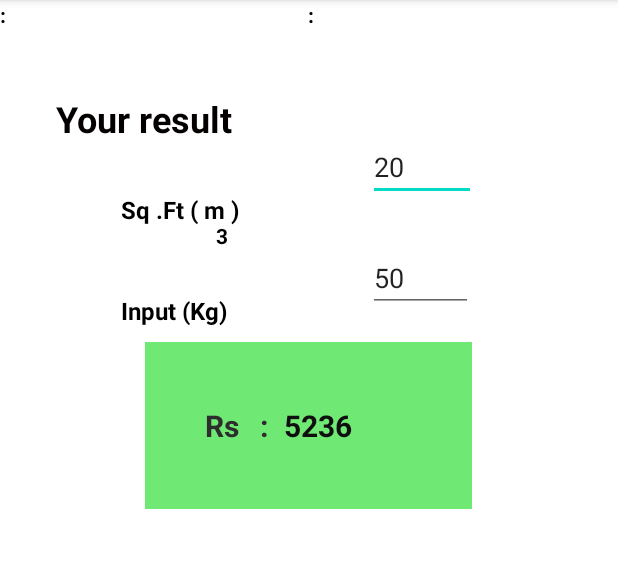
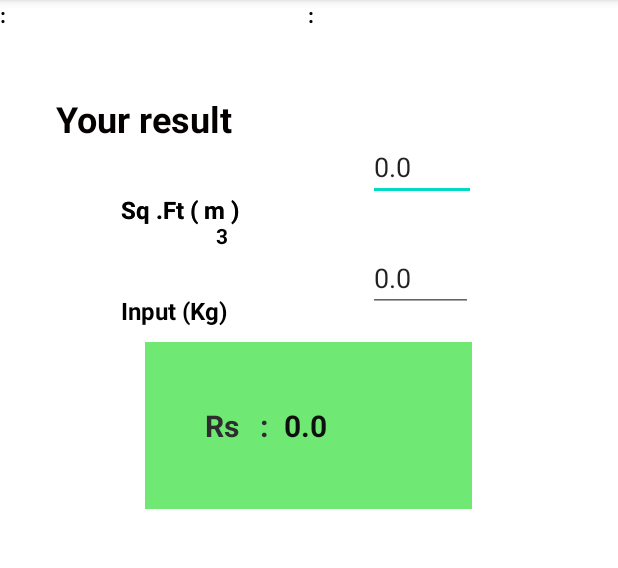
Before and after one commit to arus18/uee, an Android app: the AddCostCalculation screen opened directly, with no data from a screen before it, after a tap on "CALCULATE", on a phone screen of 412 x 824 dp, the part 84-652 px from its top. Run offline under Robolectric (Android 15) with nearby library versions, the phone set to English and light mode, and no system bars; 2 statements that could not run were skipped.

Commit message:
Cost Calculation Updated

```diff
--- a/app/src/main/java/com/example/myapplication/activities/AddCostCalculation.java
+++ b/app/src/main/java/com/example/myapplication/activities/AddCostCalculation.java
@@ -8,6 +8,7 @@ import android.view.View;
 import android.widget.Button;
 import android.widget.EditText;
 import android.widget.TextView;
+import android.widget.Toast;
 
 import com.example.myapplication.R;
 
@@ -29,6 +30,8 @@ public class AddCostCalculation extends AppCompatActivity {
         editText3=findViewById ( R.id.editTextNumber3 );
 
 
+
+
         conTxt.setOnClickListener(new View.OnClickListener() {
             @Override
             public void onClick(View view) {
@@ -40,8 +43,24 @@ public class AddCostCalculation extends AppCompatActivity {
         button.setOnClickListener(new View.OnClickListener() {
             @Override
         public void onClick(View view) {
-            Intent intent = new Intent( AddCostCalculation.this, CostResult.class);
-            startActivity(intent);
+                float output,area,kg;
+
+                area=Float.parseFloat ( editText1.getText().toString() );
+                kg=Float.parseFloat ( editText2.getText().toString() );
+                output= (float) (area*4200.00);
+
+                Intent intent = new Intent(AddCostCalculation.this, CostResult.class);
+
+
+                intent.putExtra("output",output);
+                intent.putExtra ( "area",area );
+                intent.putExtra ( "kg",kg );
+
+
+                startActivity(intent);
+
+                Toast.makeText(getApplicationContext(), "Cost Calculated",
+                        Toast.LENGTH_SHORT).show();
         }
     });
 
--- a/app/src/main/java/com/example/myapplication/activities/CostResult.java
+++ b/app/src/main/java/com/example/myapplication/activities/CostResult.java
@@ -7,6 +7,7 @@ import android.content.Intent;
 import android.os.Bundle;
 import android.view.View;
 import android.widget.Button;
+import android.widget.EditText;
 import android.widget.TextView;
 
 import com.example.myapplication.MainActivity;
@@ -16,11 +17,13 @@ import org.w3c.dom.Text;
 
 public class CostResult extends AppCompatActivity {
     TextView t1;
-    int max = 5000;
-    int min = 1000;
-    // create instance of Random class
-    Random randomNum = new Random();
-    int showMe = min + randomNum.nextInt(max);
+    EditText t2;
+    EditText t3;
+//    int max = 5000;
+//    int min = 1000;
+//    // create instance of Random class
+//    Random randomNum = new Random();
+//    int showMe = min + randomNum.nextInt(max);
     @Override
     protected void onCreate ( Bundle savedInstanceState ) {
         super.onCreate ( savedInstanceState );
@@ -28,7 +31,23 @@ public class CostResult extends AppCompatActivity {
         TextView conTxt4 = findViewById ( R.id.textView26 );
         TextView conTxt5 = findViewById ( R.id.textView27 );
         t1 = (TextView) findViewById(R.id.textView23);
-        t1.setText(Integer.toString(showMe));
+        t2=(EditText) findViewById ( R.id.editTextTextPersonName );
+        t3=(EditText) findViewById ( R.id.editTextTextPersonName2 );
+
+//        t1.setText(Integer.toString(showMe));
+
+
+        Bundle bundle = getIntent().getExtras();
+
+        float output = bundle.getFloat("output");
+        float area = bundle.getFloat("area");
+        float kg = bundle.getFloat("kg");
+
+        t1.setText(String.valueOf(output));
+        t2.setText ( String.valueOf (area));
+        t3.setText ( String.valueOf (kg));
+
+
 
         conTxt4.setOnClickListener(new View.OnClickListener() {
             @Override
@@ -41,6 +60,8 @@ public class CostResult extends AppCompatActivity {
             @Override
             public void onClick(View view) {
                 Intent intent = new Intent( CostResult.this, CostHistory.class);
+
+                intent.putExtra("output",output);
                 startActivity(intent);
             }
         });
--- a/app/src/main/res/layout/activity_cost_result.xml
+++ b/app/src/main/res/layout/activity_cost_result.xml
@@ -174,6 +174,21 @@
         app:layout_constraintTop_toTopOf="parent"
         app:layout_constraintVertical_bias="0.752" />
 
+    <TextView
+        android:id="@+id/textView33"
+        android:layout_width="80dp"
+        android:layout_height="23dp"
+        android:layout_marginTop="36dp"
+        android:text="Sq .Ft ( m )"
+        android:textColor="#000000"
+        android:textSize="16sp"
+        android:textStyle="normal|bold"
+        app:layout_constraintEnd_toEndOf="@+id/textView16"
+        app:layout_constraintHorizontal_bias="0.43"
+        app:layout_constraintStart_toStartOf="@+id/textView16"
+        app:layout_constraintTop_toBottomOf="@+id/textView16"
+        tools:ignore="MissingConstraints" />
+
     <EditText
         android:id="@+id/editTextTextPersonName2"
         android:layout_width="70dp"
--- a/app/src/main/res/values/strings.xml
+++ b/app/src/main/res/values/strings.xml
@@ -36,4 +36,6 @@
         <item>CGM</item>
         <item>Milk sugar</item>
     </string-array>
+    <string name="dialog_message">Welcome to Alert Dialog</string>
+    <string name="dialog_title">Javatpoint Alert Dialog</string>
 </resources>
```
Also changed, not shown: app/src/main/AndroidManifest.xml (+12 -23 lines), app/src/main/java/com/example/myapplication/activities/CostHistory.java (+45 -14 lines), app/src/main/java/com/example/myapplication/activities/CostHistory2.java (added, +16 -0 lines), app/src/main/res/layout/activity_cost_history2.xml (added, +67 -0 lines).
